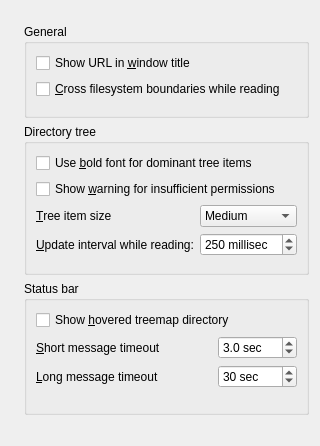
Lithopsian/qt6dirstat, file src/general-config-page.ui: the form before one commit.
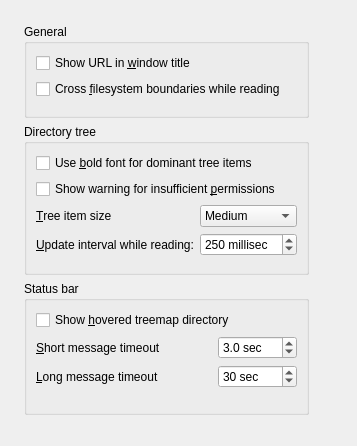
The form after the commit.

Commit message: Fix accelerators forGeneralConfigPage

The edit to the form file:
```diff
--- a/src/general-config-page.ui
+++ b/src/general-config-page.ui
@@ -2,6 +2,14 @@
 <ui version="4.0">
  <class>GeneralConfigPage</class>
  <widget class="QWidget" name="GeneralConfigPage">
+  <property name="geometry">
+   <rect>
+    <x>0</x>
+    <y>0</y>
+    <width>357</width>
+    <height>434</height>
+   </rect>
+  </property>
   <layout class="QVBoxLayout" name="verticalLayout_3">
    <property name="leftMargin">
     <number>24</number>
@@ -38,7 +46,7 @@
              <string>&lt;p style='white-space:pre'&gt;The default setting for whether to automatically read across the&lt;br/&gt;boundaries of mounted filesystems.  The program will always start&lt;br/&gt;with this setting, but it can be changed in the Open Directory dialog.&lt;/p&gt;</string>
             </property>
             <property name="text">
-             <string>&amp;Cross filesystem boundaries while reading</string>
+             <string>Cross &amp;filesystem boundaries while reading</string>
             </property>
            </widget>
           </item>
@@ -132,7 +140,7 @@
              <string>&lt;p style='white-space:pre'&gt;Show a warning message when a directory read is&lt;br/&gt;incomplete due to insufficient permissions to read some files&lt;/p&gt;</string>
             </property>
             <property name="text">
-             <string>Show &amp;warning for insufficient permissions</string>
+             <string>Show warning for insufficient &amp;permissions</string>
             </property>
            </widget>
           </item>
```
Left out of the diff: 2 changed lines with no effect on the pictures.
